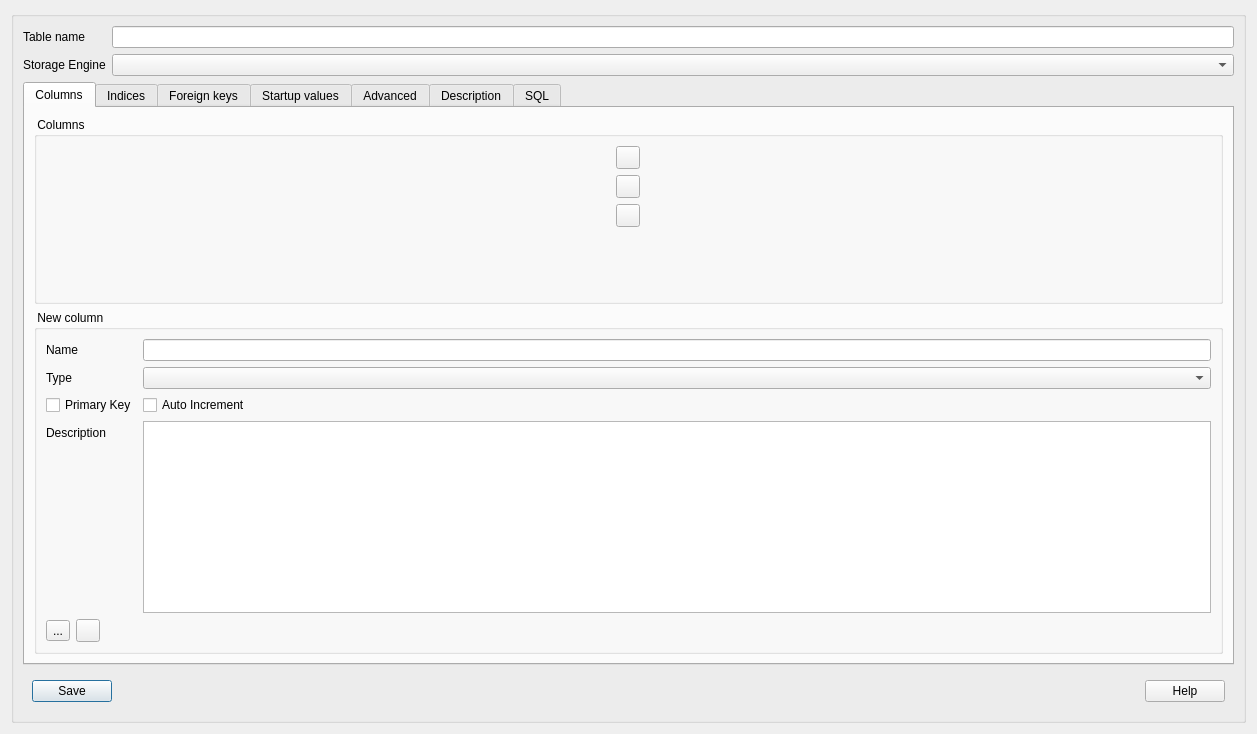
The window that NewTableForm.ui (fritzone/ddm) describes before a commit, drawn with Qt 5.
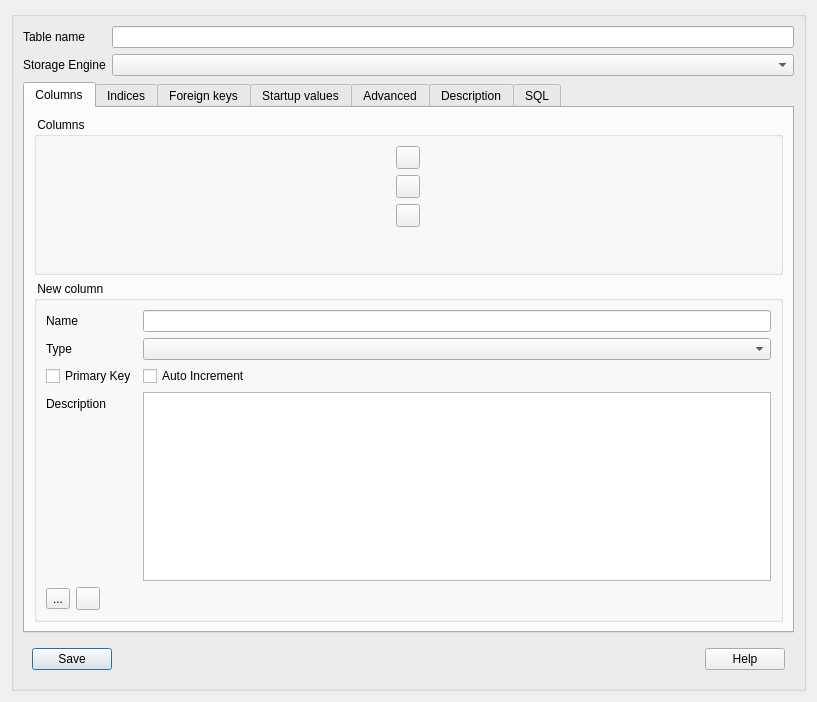
The same window after the commit. The open tabs and pages were chosen to show the change. Icons and pictures are not drawn.

```diff
--- a/NewTableForm.ui
+++ b/NewTableForm.ui
@@ -7,8 +7,8 @@
    <rect>
     <x>0</x>
     <y>0</y>
-    <width>1257</width>
-    <height>734</height>
+    <width>817</width>
+    <height>702</height>
    </rect>
   </property>
   <property name="sizePolicy">
```
Left out of the diff: 2 changed lines with no effect on the pictures.
